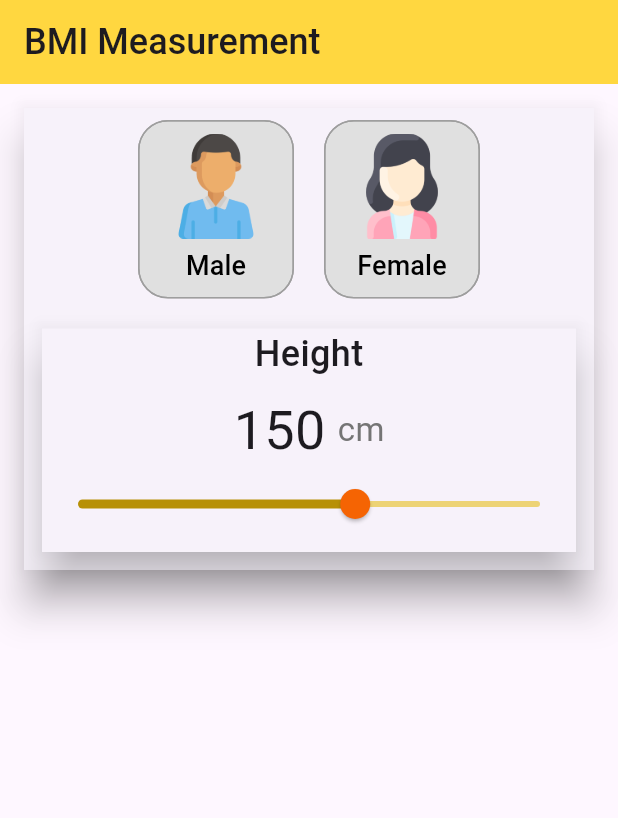
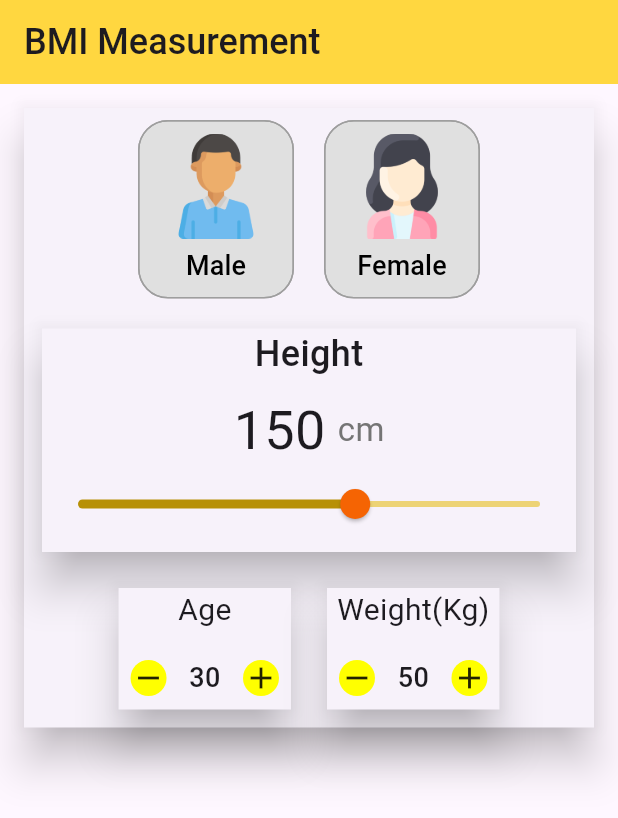
Before and after one commit to gitsubash44/bmi, a Flutter app: the screen it shows after launch, on a phone screen of 412 x 824 dp. Shown: the top 818 px of the screen. Run offline on Flutter 3.47's test engine with Material 3 defaults, Android fonts, the light colour scheme and no system bars.

Commit message:
doing continue

```diff
--- /dev/null
+++ b/lib/age_widget.dart
@@ -0,0 +1,112 @@
+import 'package:flutter/material.dart';
+
+class AgeWidget extends StatefulWidget {
+  final Function(int) onChange;
+  final String title;
+  final int initValue;
+  final int min;
+  final int max;
+
+  const AgeWidget({
+    super.key,
+    required this.onChange,
+    required this.title,
+    required this.initValue,
+    required this.min,
+    required this.max,
+  });
+
+  @override
+  State<AgeWidget> createState() => _AgeWidgetState();
+}
+
+class _AgeWidgetState extends State<AgeWidget> {
+  int counter = 0;
+  @override
+  void initState() {
+    // TODO: implement initState
+
+    counter = widget.initValue;
+  }
+
+  @override
+  Widget build(BuildContext context) {
+    return Padding(
+      padding: const EdgeInsets.all(8.0),
+      child: Card(
+        elevation: 12,
+        shape: const RoundedRectangleBorder(),
+        child: Column(children: [
+          Text(
+            widget.title,
+            style: TextStyle(
+              fontSize: 20,
+            ),
+          ),
+          const SizedBox(
+            height: 10,
+          ),
+          Padding(
+            padding: const EdgeInsets.all(8.0),
+            child: Row(
+              children: [
+                InkWell(
+                  child: const CircleAvatar(
+                    radius: 12,
+                    backgroundColor: Colors.yellowAccent,
+                    child: Icon(
+                      Icons.remove,
+                      color: Colors.black87,
+                    ),
+                  ),
+                  onTap: () {
+                    setState(() {
+                      if (counter > widget.min) {
+                        counter--;
+                      }
+                    });
+                    widget.onChange(counter);
+                  },
+                ),
+                const SizedBox(
+                  height: 10,
+                  width: 15,
+                ),
+                Text(
+                  counter.toString(),
+                  textAlign: TextAlign.center,
+                  style: TextStyle(
+                    fontSize: 18,
+                    fontWeight: FontWeight.w500,
+                  ),
+                ),
+                const SizedBox(
+                  height: 10,
+                  width: 15,
+                ),
+                InkWell(
+                  child: const CircleAvatar(
+                    radius: 12,
+                    backgroundColor: Colors.yellowAccent,
+                    child: Icon(
+                      Icons.add,
+                      color: Colors.black87,
+                    ),
+                  ),
+                  onTap: () {
+                    setState(() {
+                      if (counter < widget.max) {
+                        counter++;
+                      }
+                    });
+                    widget.onChange(counter);
+                  },
+                )
+              ],
+            ),
+          )
+        ]),
+      ),
+    );
+  }
+}
--- a/lib/home_screen.dart
+++ b/lib/home_screen.dart
@@ -1,3 +1,4 @@
+import 'package:bmi/age_widget.dart';
 import 'package:flutter/material.dart';
 import 'package:bmi/height_widget.dart';
 import 'package:bmi/gender_widget.dart';
@@ -14,6 +15,8 @@ class HomeScreen extends StatefulWidget {
 class _MyAppState extends State<HomeScreen> {
   int _gender = 0; // Declare the _gender variable here
   int _height = 150;
+  int _age = 30;
+  int _weight = 50;
 
   @override
   Widget build(BuildContext context) {
@@ -51,6 +54,27 @@ class _MyAppState extends State<HomeScreen> {
                       _height = heightVal;
                     },
                   ),
+                  Row(
+                    mainAxisAlignment: MainAxisAlignment.center,
+                    children: [
+                      AgeWidget(
+                          onChange: (ageVal) {
+                            _age = ageVal;
+                          },
+                          title: ('Age'),
+                          initValue: 30,
+                          min: 0,
+                          max: 100),
+                      AgeWidget(
+                          onChange: (weaightVal) {
+                            _weight = weaightVal;
+                          },
+                          title: ('Weight(Kg)'),
+                          initValue: 50,
+                          min: 0,
+                          max: 200),
+                    ],
+                  ),
                 ],
               ),
             ),
```
